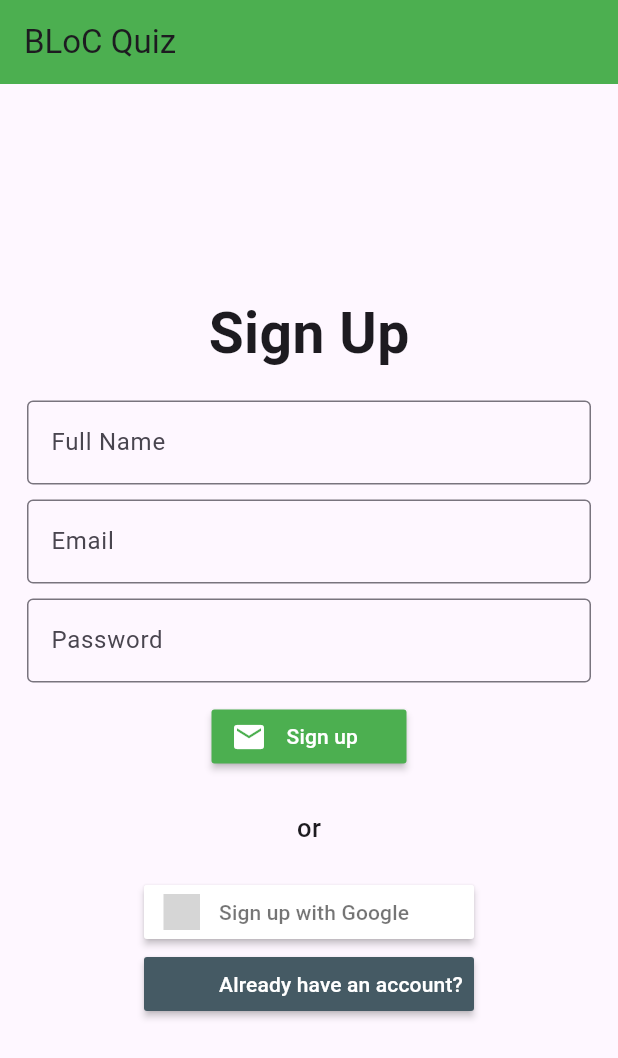
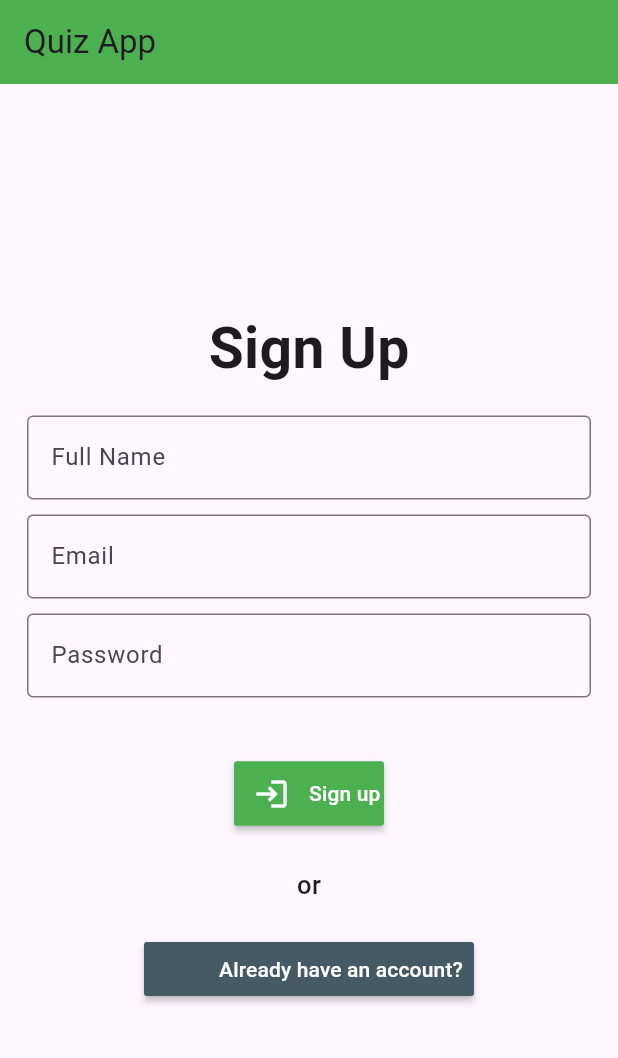
Before and after one commit to ErayAltas/quiz_app, a Flutter app: the screen it shows after launch, after a tap on "Sign in", after a tap on "Don't have an account?", on a phone screen of 412 x 824 dp. Shown: the top 1058 px of the screen. Run offline on Flutter 3.47's test engine with Material 3 defaults, Android fonts, the phone set to English and light mode, and no system bars; our stand-ins replace bloc, cloud_firestore, dropdown_button2, email_validator, equatable, firebase_auth and 8 more; missing offline and left inert: fl_score_bar; accounts and stored records are empty; grey boxes are pictures that could not be loaded.

Commit message:
Update auth_event.dart, auth_bloc.dart, and sign_in.dart files

```diff
--- a/lib/bloc/auth/auth_bloc.dart
+++ b/lib/bloc/auth/auth_bloc.dart
@@ -41,17 +41,6 @@ class AuthBloc extends Bloc<AuthEvent, AuthState> {
         emit(AuthError(e.toString()));
       }
     });
-    // When User Presses the Google Login Button, we will send the GoogleSignInRequest Event to the AuthBloc to handle it and emit the Authenticated State if the user is authenticated
-    on<GoogleSignInRequested>((event, emit) async {
-      emit(Loading());
-      try {
-        await authRepository.signInWithGoogle();
-        emit(Authenticated(FirebaseAuth.instance.currentUser!));
-      } catch (e) {
-        emit(AuthError(e.toString()));
-        emit(UnAuthenticated());
-      }
-    });
     // When User Presses the SignOut Button, we will send the SignOutRequested Event to the AuthBloc to handle it and emit the UnAuthenticated State
     on<SignOutRequested>((event, emit) async {
       emit(Loading());
--- a/lib/bloc/auth/auth_event.dart
+++ b/lib/bloc/auth/auth_event.dart
@@ -28,8 +28,5 @@ class SignUpRequested extends AuthEvent {
   SignUpRequested(this.name, this.email, this.password);
 }
 
-// When the user signing in with google this event is called and the [AuthRepository] is called to sign in the user
-class GoogleSignInRequested extends AuthEvent {}
-
 // When the user signing out this event is called and the [AuthRepository] is called to sign out the user
 class SignOutRequested extends AuthEvent {}
--- a/lib/presentation/auth/sign_in/sign_in.dart
+++ b/lib/presentation/auth/sign_in/sign_in.dart
@@ -3,8 +3,6 @@ import 'package:firebase_auth/firebase_auth.dart';
 import 'package:flutter/material.dart';
 import 'package:flutter_bloc/flutter_bloc.dart';
 import 'package:flutter_signin_button/button_builder.dart';
-import 'package:flutter_signin_button/button_list.dart';
-import 'package:flutter_signin_button/button_view.dart';
 import 'package:quiz_app/bloc/auth/auth_bloc.dart';
 import 'package:quiz_app/presentation/Dashboard/dashboard.dart';
 import 'package:quiz_app/presentation/auth/sign_up/sign_up.dart';
@@ -32,7 +30,7 @@ class _SignInState extends State<SignIn> {
   Widget build(BuildContext context) {
     return Scaffold(
       appBar: AppBar(
-        title: const Text("BLoC Quiz"),
+        title: const Text("Quiz App"),
         backgroundColor: Colors.green,
       ),
       body: BlocListener<AuthBloc, AuthState>(
@@ -91,54 +89,35 @@ class _SignInState extends State<SignIn> {
                                     return value != null && !EmailValidator.validate(value) ? 'Enter a valid email' : null;
                                   },
                                 ),
-                                const SizedBox(
-                                  height: 10,
-                                ),
+                                const SizedBox(height: 10),
                                 TextFormField(
                                   keyboardType: TextInputType.text,
                                   controller: _passwordController,
-                                  decoration: const InputDecoration(
-                                    hintText: "Password",
-                                    border: OutlineInputBorder(),
-                                  ),
+                                  decoration: const InputDecoration(hintText: "Password", border: OutlineInputBorder()),
+                                  obscureText: true,
                                   autovalidateMode: AutovalidateMode.onUserInteraction,
                                   validator: (value) {
                                     return value != null && value.length < 6 ? "Enter min. 6 characters" : null;
                                   },
                                 ),
-                                const SizedBox(
-                                  height: 12,
-                                ),
+                                const SizedBox(height: 40),
                                 SignInButtonBuilder(
                                   text: 'Sign in',
-                                  icon: Icons.email,
+                                  icon: Icons.login,
                                   onPressed: () {
                                     _authenticateWithEmailAndPassword(context);
                                   },
                                   backgroundColor: Colors.green,
-                                  width: 120,
+                                  width: 100,
+                                  height: 43,
                                 )
                               ],
                             ),
                           ),
                         ),
-                        const SizedBox(
-                          height: 20,
-                        ),
-                        const Text(
-                          "or",
-                          style: TextStyle(fontSize: 17, fontWeight: FontWeight.w500),
-                        ),
-                        const SizedBox(
-                          height: 20,
-                        ),
-                        SignInButton(
-                          Buttons.Google,
-                          text: "Sign in with Google",
-                          onPressed: () {
-                            _authenticateWithGoogle(context);
-                          },
-                        ),
+                        const SizedBox(height: 20),
+                        const Text("or", style: TextStyle(fontSize: 17, fontWeight: FontWeight.w500)),
+                        const SizedBox(height: 20),
                         SignInButtonBuilder(
                           text: "Don't have an account?",
                           onPressed: () {
@@ -169,10 +148,4 @@ class _SignInState extends State<SignIn> {
       );
     }
   }
-
-  void _authenticateWithGoogle(context) {
-    BlocProvider.of<AuthBloc>(context).add(
-      GoogleSignInRequested(),
-    );
-  }
 }
--- a/lib/presentation/auth/sign_up/sign_up.dart
+++ b/lib/presentation/auth/sign_up/sign_up.dart
@@ -2,8 +2,6 @@ import 'package:email_validator/email_validator.dart';
 import 'package:flutter/material.dart';
 import 'package:flutter_bloc/flutter_bloc.dart';
 import 'package:flutter_signin_button/button_builder.dart';
-import 'package:flutter_signin_button/button_list.dart';
-import 'package:flutter_signin_button/button_view.dart';
 import 'package:quiz_app/bloc/auth/auth_bloc.dart';
 import 'package:quiz_app/presentation/auth/sign_in/sign_in.dart';
 import 'package:quiz_app/presentation/dashboard/dashboard.dart';
@@ -31,32 +29,21 @@ class _SignUpState extends State<SignUp> {
   @override
   Widget build(BuildContext context) {
     return Scaffold(
-      appBar: AppBar(
-        title: const Text("BLoC Quiz"),
-        backgroundColor: Colors.green,
-      ),
+      appBar: AppBar(title: const Text("Quiz App"), backgroundColor: Colors.green),
       body: BlocConsumer<AuthBloc, AuthState>(
         listener: (context, state) {
           if (state is Authenticated) {
-            // Navigating to the dashboard screen if the user is authenticated
-            Navigator.of(context).pushReplacement(
-              MaterialPageRoute(
-                builder: (context) => Dashboard(state.currentUser),
-              ),
-            );
+            Navigator.of(context).pushReplacement(MaterialPageRoute(builder: (context) => Dashboard(state.currentUser)));
           }
           if (state is AuthError) {
-            // Displaying the error message if the user is not authenticated
             ScaffoldMessenger.of(context).showSnackBar(SnackBar(content: Text(state.error)));
           }
         },
         builder: (context, state) {
           if (state is Loading) {
-            // Displaying the loading indicator while the user is signing up
             return const Center(child: CircularProgressIndicator());
           }
           if (state is UnAuthenticated) {
-            // Displaying the sign up form if the user is not authenticated
             return Center(
               child: Padding(
                 padding: const EdgeInsets.all(18.0),
@@ -96,10 +83,8 @@ class _SignUpState extends State<SignUp> {
                               ),
                               TextFormField(
                                 controller: _emailController,
-                                decoration: const InputDecoration(
-                                  hintText: "Email",
-                                  border: OutlineInputBorder(),
-                                ),
+                                decoration: const InputDecoration(hintText: "Email", border: OutlineInputBorder()),
+                                keyboardType: TextInputType.emailAddress,
                                 autovalidateMode: AutovalidateMode.onUserInteraction,
                                 validator: (value) {
                                   return value != null && !EmailValidator.validate(value) ? 'Enter a valid email' : null;
@@ -110,26 +95,23 @@ class _SignUpState extends State<SignUp> {
                               ),
                               TextFormField(
                                 controller: _passwordController,
-                                decoration: const InputDecoration(
-                                  hintText: "Password",
-                                  border: OutlineInputBorder(),
-                                ),
+                                decoration: const InputDecoration(hintText: "Password", border: OutlineInputBorder()),
+                                obscureText: true,
                                 autovalidateMode: AutovalidateMode.onUserInteraction,
                                 validator: (value) {
                                   return value != null && value.length < 6 ? "Enter min. 6 characters" : null;
                                 },
                               ),
-                              const SizedBox(
-                                height: 12,
-                              ),
+                              const SizedBox(height: 40),
                               SignInButtonBuilder(
-                                icon: Icons.email,
+                                icon: Icons.login,
                                 text: "Sign up",
                                 onPressed: () {
                                   _createAccountWithEmailAndPassword(context);
                                 },
                                 backgroundColor: Colors.green,
-                                width: 130,
+                                width: 100,
+                                height: 43,
                               ),
                             ],
                           ),
@@ -138,20 +120,8 @@ class _SignUpState extends State<SignUp> {
                       const SizedBox(
                         height: 25,
                       ),
-                      const Text(
-                        "or",
-                        style: TextStyle(fontSize: 17, fontWeight: FontWeight.w500),
-                      ),
-                      const SizedBox(
-                        height: 20,
-                      ),
-                      SignInButton(
-                        Buttons.Google,
-                        text: "Sign up with Google",
-                        onPressed: () {
-                          _authenticateWithGoogle(context);
-                        },
-                      ),
+                      const Text("or", style: TextStyle(fontSize: 17, fontWeight: FontWeight.w500)),
+                      const SizedBox(height: 20),
                       SignInButtonBuilder(
                         text: 'Already have an account?',
                         onPressed: () {
@@ -162,9 +132,7 @@ class _SignUpState extends State<SignUp> {
                         },
                         backgroundColor: Colors.blueGrey[700]!,
                       ),
-                      const SizedBox(
-                        height: 5,
-                      ),
+                      const SizedBox(height: 5),
                     ],
                   ),
                 ),
@@ -188,10 +156,4 @@ class _SignUpState extends State<SignUp> {
       );
     }
   }
-
-  void _authenticateWithGoogle(context) {
-    BlocProvider.of<AuthBloc>(context).add(
-      GoogleSignInRequested(),
-    );
-  }
 }
```
